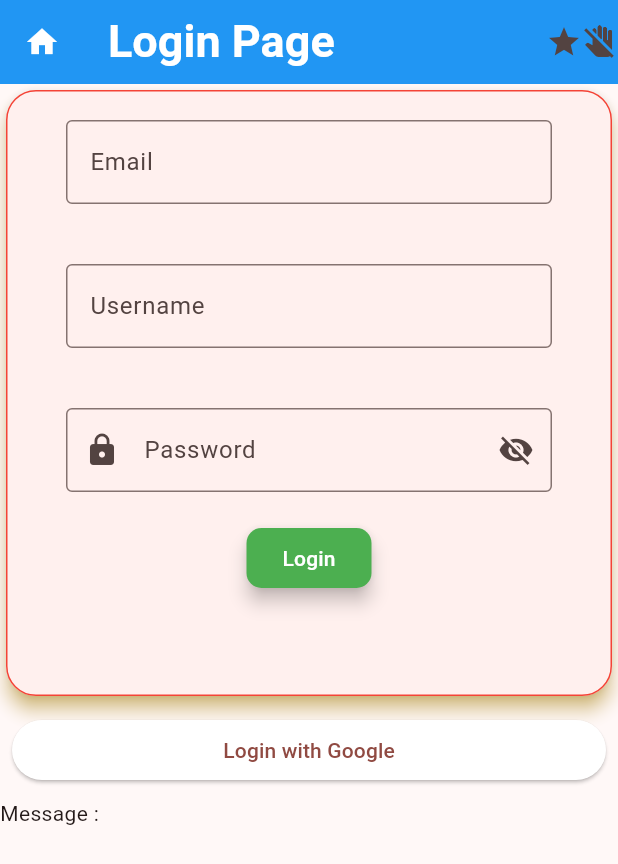
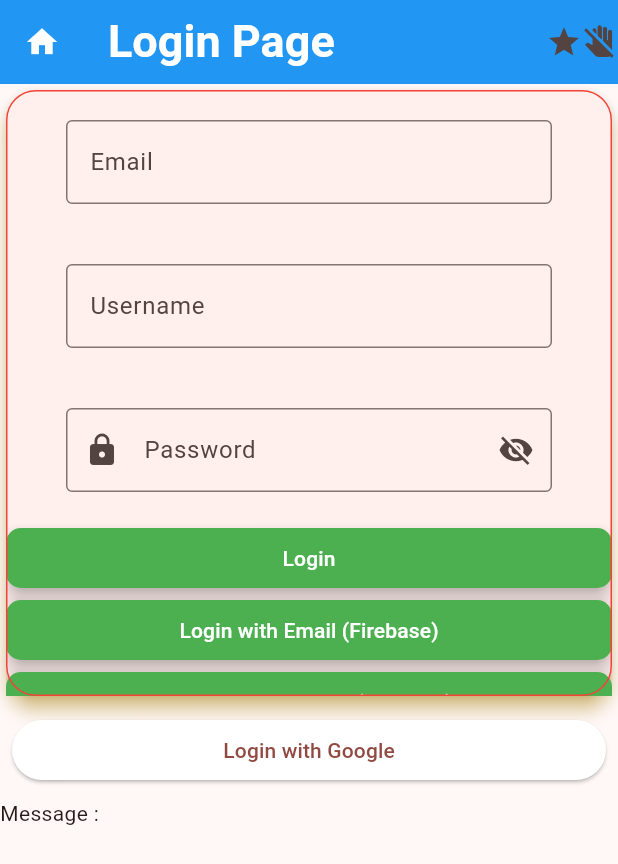
Before and after one commit to khaniffatoni/advance-8jun24, a Flutter app: the screen it shows after launch, on a phone screen of 412 x 824 dp. Shown: the top 864 px of the screen. Run offline on Flutter 3.47's test engine with Material 3 defaults, Android fonts, the phone set to English and light mode, and no system bars; our stand-ins replace dio, firebase_auth, firebase_core, flutter_svg, fluttertoast, google_sign_in and 1 more; accounts and stored records are empty; network calls fail.

Commit message:
firebase auth with email

```diff
--- a/flutter_application_advance/lib/UI/login_page.dart
+++ b/flutter_application_advance/lib/UI/login_page.dart
@@ -40,7 +40,7 @@ class LoginPage extends StatelessWidget {
                   side: BorderSide(color: Colors.red)),
               child: Form(
                 key: provider.formKey,
-                child: Column(
+                child: ListView(
                   children: [
                     Padding(
                       padding: const EdgeInsets.symmetric(
@@ -147,6 +147,36 @@ class LoginPage extends StatelessWidget {
                         child: const Text(
                           'Login',
                           style: TextStyle(color: Colors.white),
+                        )),
+                    ElevatedButton(
+                        style: ElevatedButton.styleFrom(
+                            backgroundColor: Colors.green,
+                            elevation: 5,
+                            shape: RoundedRectangleBorder(
+                                borderRadius: BorderRadius.circular(10))),
+                        onPressed: () {
+                          // loginProcess();
+                          context.read<LoginProvider>().loginWithEmail(context);
+                        },
+                        child: const Text(
+                          'Login with Email (Firebase)',
+                          style: TextStyle(color: Colors.white),
+                        )),
+                    ElevatedButton(
+                        style: ElevatedButton.styleFrom(
+                            backgroundColor: Colors.green,
+                            elevation: 5,
+                            shape: RoundedRectangleBorder(
+                                borderRadius: BorderRadius.circular(10))),
+                        onPressed: () {
+                          // loginProcess();
+                          context
+                              .read<LoginProvider>()
+                              .registerWithEmail(context);
+                        },
+                        child: const Text(
+                          'Register New Email (Firebase)',
+                          style: TextStyle(color: Colors.white),
                         ))
                   ],
                 ),
@@ -155,9 +185,11 @@ class LoginPage extends StatelessWidget {
           ),
           Padding(
             padding: const EdgeInsets.all(8.0),
-            child: ElevatedButton(onPressed: () => context.read<LoginProvider>().loginWithGoogle(context),
-            style: ElevatedButton.styleFrom(backgroundColor: Colors.white),
-            child: Text('Login with Google')),
+            child: ElevatedButton(
+                onPressed: () =>
+                    context.read<LoginProvider>().loginWithGoogle(context),
+                style: ElevatedButton.styleFrom(backgroundColor: Colors.white),
+                child: Text('Login with Google')),
           ),
           Text('Message : ${provider.messageError}')
         ],
```
Also changed, not shown: flutter_application_advance/lib/provider/login_provider.dart (+35 -0 lines).
